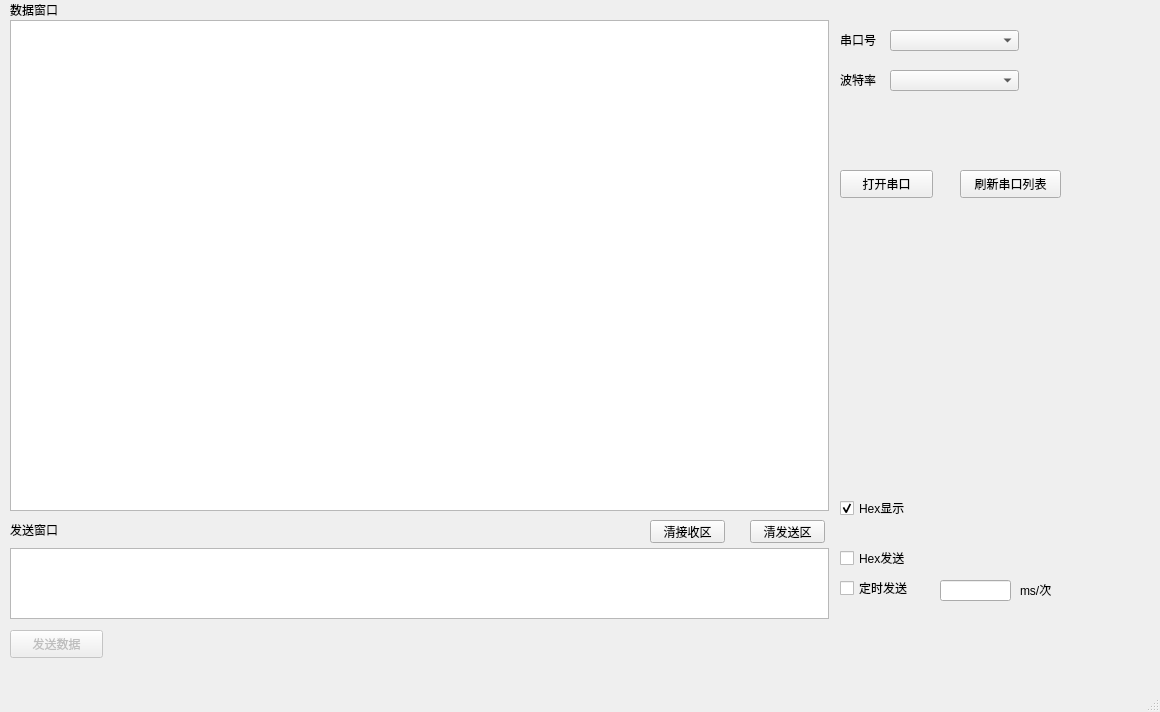
Old version of the form ser_prj/untitled.ui in the repository getBossMuchMoney/pyqt_serialTool.
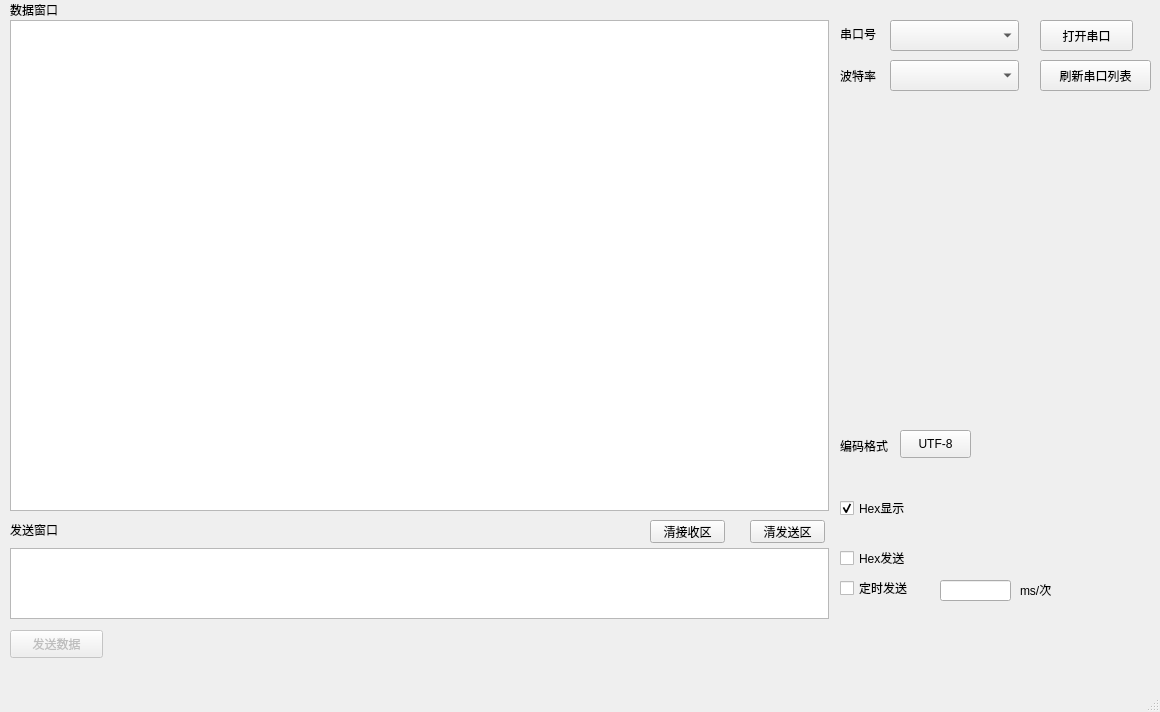
New version of the form.

Commit message: add switch encoding format

What changed in the file:
```diff
--- a/ser_prj/untitled.ui
+++ b/ser_prj/untitled.ui
@@ -86,9 +86,9 @@
     <property name="geometry">
      <rect>
       <x>890</x>
-      <y>70</y>
+      <y>60</y>
       <width>129</width>
-      <height>21</height>
+      <height>31</height>
      </rect>
     </property>
    </widget>
@@ -96,9 +96,9 @@
     <property name="geometry">
      <rect>
       <x>840</x>
-      <y>70</y>
+      <y>60</y>
       <width>49</width>
-      <height>19</height>
+      <height>31</height>
      </rect>
     </property>
     <property name="text">
@@ -109,9 +109,9 @@
     <property name="geometry">
      <rect>
       <x>890</x>
-      <y>30</y>
+      <y>20</y>
       <width>129</width>
-      <height>21</height>
+      <height>31</height>
      </rect>
     </property>
    </widget>
@@ -119,9 +119,9 @@
     <property name="geometry">
      <rect>
       <x>840</x>
-      <y>30</y>
+      <y>18</y>
       <width>49</width>
-      <height>19</height>
+      <height>31</height>
      </rect>
     </property>
     <property name="text">
@@ -131,10 +131,10 @@
    <widget class="QPushButton" name="Open_Com">
     <property name="geometry">
      <rect>
-      <x>840</x>
-      <y>170</y>
+      <x>1040</x>
+      <y>20</y>
       <width>93</width>
-      <height>28</height>
+      <height>31</height>
      </rect>
     </property>
     <property name="text">
@@ -208,10 +208,10 @@
    <widget class="QPushButton" name="ComReflash">
     <property name="geometry">
      <rect>
-      <x>960</x>
-      <y>170</y>
-      <width>101</width>
-      <height>28</height>
+      <x>1040</x>
+      <y>60</y>
+      <width>111</width>
+      <height>31</height>
      </rect>
     </property>
     <property name="text">
@@ -269,6 +269,32 @@
      <bool>false</bool>
     </property>
    </widget>
+   <widget class="QPushButton" name="encodingFormat">
+    <property name="geometry">
+     <rect>
+      <x>900</x>
+      <y>430</y>
+      <width>71</width>
+      <height>28</height>
+     </rect>
+    </property>
+    <property name="text">
+     <string>UTF-8</string>
+    </property>
+   </widget>
+   <widget class="QLabel" name="label_6">
+    <property name="geometry">
+     <rect>
+      <x>840</x>
+      <y>430</y>
+      <width>61</width>
+      <height>31</height>
+     </rect>
+    </property>
+    <property name="text">
+     <string>编码格式</string>
+    </property>
+   </widget>
   </widget>
   <widget class="QMenuBar" name="menubar">
    <property name="geometry">
```
Left out of the diff: 21 changed lines with no effect on the pictures. The commit also changes 2 other files.
